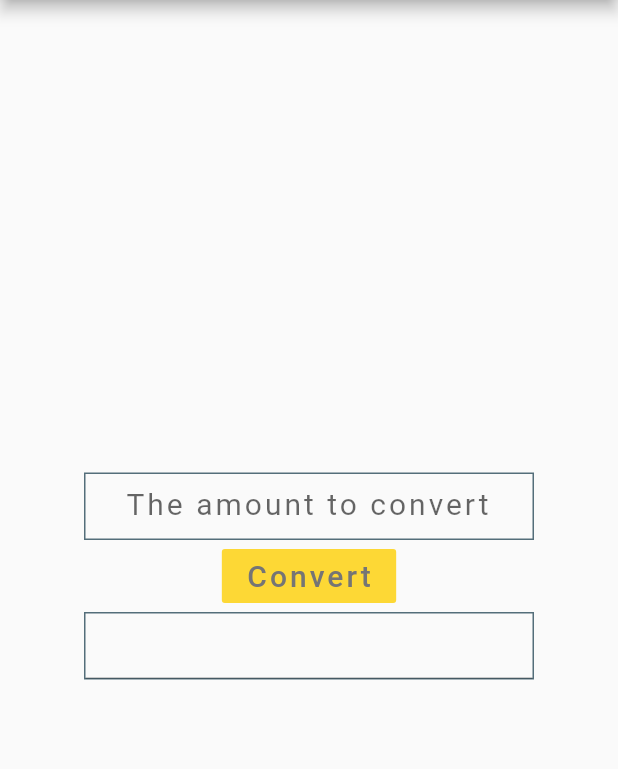
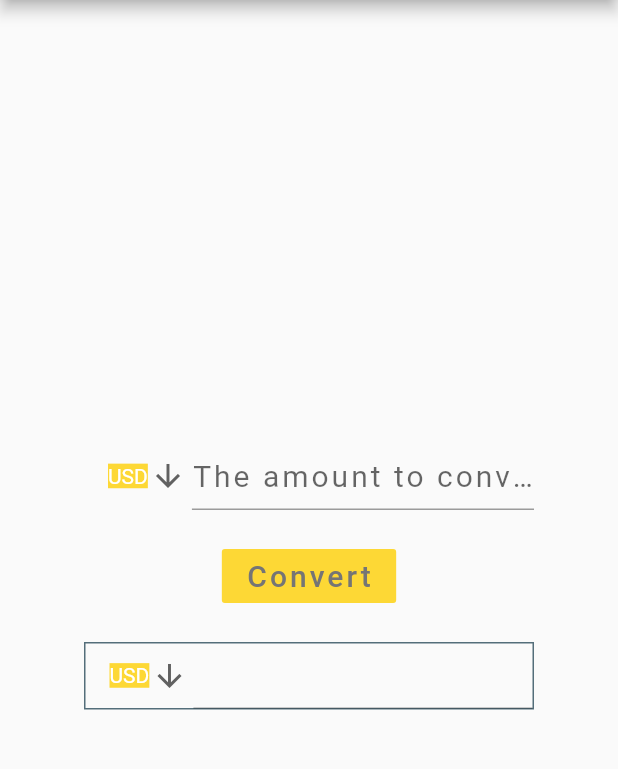
Before and after one commit to Leonlit/Currency_Converter_App, a Flutter app: the screen it shows after launch, after a tap on "Convert", on a phone screen of 412 x 824 dp, the part 84-853 px from its top. Run offline on Flutter 3.47's test engine with Material 2 defaults, Android fonts, the phone set to English and light mode, and no system bars; network calls fail.

Commit message:
The app now can converts user provided value

```diff
--- a/lib/main.dart
+++ b/lib/main.dart
@@ -14,29 +14,25 @@ class CurrencyConverter extends StatelessWidget {
 
   @override
   Widget build(BuildContext context) {
-    return MaterialApp (
-        home: Scaffold (
+    return MaterialApp(
+        home: Scaffold(
       appBar: AppBar(
         title: Text("Currency Converter"),
         titleSpacing: 1.2,
         centerTitle: true,
         backgroundColor: bgColor,
       ),
-          body: Center(
-              child: Homepage()
-          ),
-        )
-    );
+      body: Center(child: Homepage()),
+    ));
   }
 }
 
-class Homepage extends StatefulWidget{
+class Homepage extends StatefulWidget {
   @override
   _FetchDataState createState() => _FetchDataState();
 }
 
 class _FetchDataState extends State<Homepage> {
-
   final defaultFont = new TextStyle(
     fontSize: 20,
     letterSpacing: 2.0,
@@ -46,16 +42,29 @@ class _FetchDataState extends State<Homepage> {
   final themeBg = Colors.yellow[600];
   final btnBg = Colors.blueGrey[600];
 
-  void fetchData() async{
+  final userValue = TextEditingController(),
+      convertedValue = TextEditingController();
+
+  String _fromvalue = "USD", _toValue = "USD";
+
+  static const List<String> CURRENCY = ["CAD", "HKD", "ISK", "USD"];
+
+  void fetchData() async {
+    final String amount = userValue.text;
+    print(amount);
+    print("to where : $_toValue");
+    print("from where : $_fromvalue");
+
     var response = await http.get(
-      Uri.encodeFull("https://api.exchangeratesapi.io/latest?base=USD&symbols=MYR"),
-      headers: {
-        "Accept" : "application/json"
-      }
-    );
+        Uri.encodeFull(
+            "https://api.exchangeratesapi.io/latest?base=$_fromvalue&symbols=$_toValue"),
+        headers: {"Accept": "application/json"});
 
     Map<String, dynamic> data = json.decode(response.body);
-    print(data["rates"]["MYR"]);
+    final double rates = data["rates"][_toValue];
+    print("rates $rates");
+    final double result = rates * double.parse(amount);
+    print(result);
   }
 
   @override
@@ -67,39 +76,85 @@ class _FetchDataState extends State<Homepage> {
             height: 45,
             width: 300.0,
             alignment: Alignment.center,
-            decoration: BoxDecoration(
-                border: Border.all(color: btnBg)
-            ),
-            child : new TextField(
+            child: new Row(children: <Widget>[
+              DropdownButtonHideUnderline(
+                  child: ButtonTheme(
+                      alignedDropdown: true,
+                      child: new DropdownButton(
+                          isExpanded: false,
+                          value: _fromvalue,
+                          icon: Icon(Icons.arrow_downward),
+                          iconSize: 24,
+                          elevation: 16,
+                          style: TextStyle(
+                              backgroundColor: themeBg, color: Colors.white),
+                          onChanged: (String newValue) => {
+                                setState(() => {
+                                      _fromvalue = newValue,
+                                    })
+                              },
+                          items: [
+                            for (String i in CURRENCY)
+                              DropdownMenuItem(
+                                value: i,
+                                child: Text('$i'),
+                              )
+                          ]))),
+              Expanded(
+                  child: new TextField(
                 textAlign: TextAlign.center,
+                controller: userValue,
                 style: defaultFont,
-              decoration: InputDecoration (
-                  border: InputBorder.none,
-                  hintText: 'The amount to convert'
-              ),
-            )
-        ),
-        new FlatButton (
+                decoration: InputDecoration(hintText: 'The amount to convert'),
+              ))
+            ])),
+        new Container(
+            margin: const EdgeInsets.all(20),
+            child: FlatButton(
               color: themeBg,
               onPressed: fetchData,
               child: new Text(
                 "Convert",
                 style: defaultFont,
               ),
-        ),
+            )),
         new Container(
             height: 45,
             width: 300.0,
             alignment: Alignment.center,
-            decoration: BoxDecoration(
-                border: Border.all(color: btnBg)
-            ),
-            child : new TextField(
+            decoration: BoxDecoration(border: Border.all(color: btnBg)),
+            child: new Row(children: <Widget>[
+              DropdownButtonHideUnderline(
+                  child: ButtonTheme(
+                      padding: const EdgeInsets.all(20),
+                      alignedDropdown: true,
+                      child: new DropdownButton(
+                          value: _toValue,
+                          icon: Icon(Icons.arrow_downward),
+                          iconSize: 24,
+                          elevation: 16,
+                          style: TextStyle(
+                              backgroundColor: themeBg, color: Colors.white),
+                          onChanged: (String newValue) => {
+                                setState(() => {
+                                      _toValue = newValue,
+                                    })
+                              },
+                          items: [
+                            for (String i in CURRENCY)
+                              DropdownMenuItem(
+                                value: i,
+                                child: Text('$i'),
+                              )
+                          ]))),
+              Expanded(
+                  child: new TextField(
                 textAlign: TextAlign.center,
+                controller: convertedValue,
                 style: defaultFont,
                 enabled: false,
-            )
-        ),
+              )),
+            ]))
       ],
     );
   }
@@ -109,8 +164,6 @@ class _FetchDataState extends State<Homepage> {
 //if the api data last fetch time is before today's 14:15
 //if the last fetch time < 14:15 use back cached data (file maybe)
 //if not fetch the data then store into the file
-
-
 
 Future<String> get _localPath async {
   Directory folder = await getApplicationDocumentsDirectory();
@@ -122,13 +175,13 @@ Future<File> get _localFile async {
   return File("$path/asset/secret.txt");
 }
 
-Future<String> readFile () async {
+Future<String> readFile() async {
   try {
     final file = await _localFile;
     String contents = await file.readAsString();
     return contents;
-  }catch (err) {
-    print (err);
+  } catch (err) {
+    print(err);
   }
   return "";
 }
```
Lines whose indentation alone changed are shown as unchanged.
